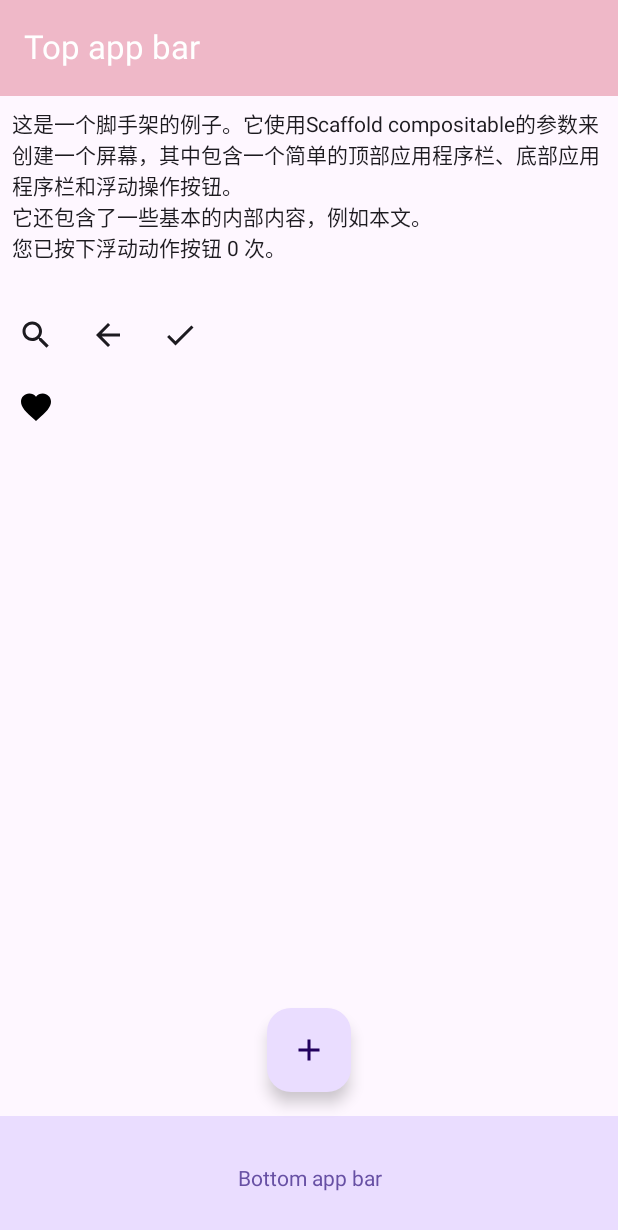
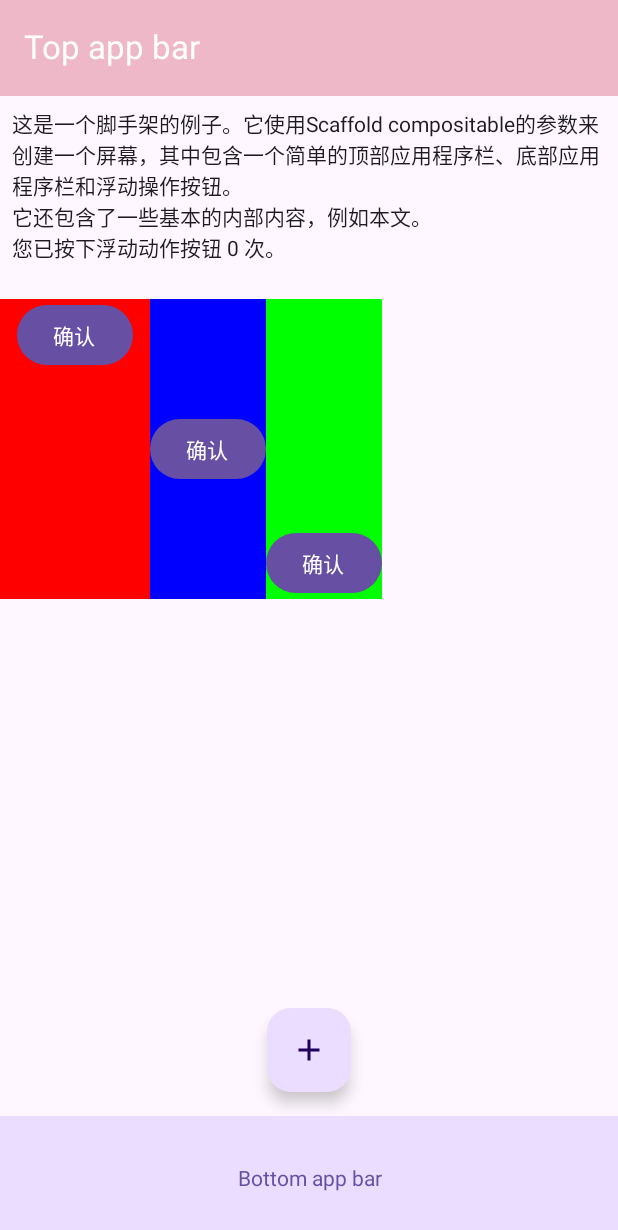
Before and after one commit to DGUTyu/ComposeDemo, an Android app built with Jetpack Compose: the screen it shows after launch (ComposeActivity), on a phone screen of 412 x 824 dp. Shown: the top 1230 px of the screen. Run offline under Robolectric (Android 15) with nearby library versions, the phone set to English and light mode, and no system bars; pictures from the network do not load.

Commit message:
新增LayoutUtils，封装Row与Column的对齐效果

```diff
--- a/app/src/main/java/com/wxdgut/composedemo/ComposeActivity.kt
+++ b/app/src/main/java/com/wxdgut/composedemo/ComposeActivity.kt
@@ -71,6 +71,8 @@ import com.wxdgut.composedemo.ui.theme.Pink80
 import com.wxdgut.composedemo.ui.theme.Purple40
 import com.wxdgut.composedemo.ui.theme.Purple80
 import com.wxdgut.composedemo.ui.theme.Shapes
+import com.wxdgut.composedemo.utils.SampleCenteredColumnUsage
+import com.wxdgut.composedemo.utils.SampleCenteredRowUsage
 import com.wxdgut.composedemo.utils.ToastUtils
 
 class ComposeActivity : ComponentActivity() {
@@ -211,7 +213,9 @@ class ComposeActivity : ComponentActivity() {
                 //ShowTextUse()
                 //ShowImageUse()
                 //ShowIconUse()
-                ShowIconButtonUse()
+                //ShowIconButtonUse()
+                //SampleCenteredRowUsage()
+                SampleCenteredColumnUsage()
             }
         }
     }
--- /dev/null
+++ b/app/src/main/java/com/wxdgut/composedemo/utils/LayoutUtils.kt
@@ -0,0 +1,190 @@
+package com.wxdgut.composedemo.utils
+
+import androidx.compose.foundation.background
+import androidx.compose.foundation.layout.Arrangement
+import androidx.compose.foundation.layout.Column
+import androidx.compose.foundation.layout.ColumnScope
+import androidx.compose.foundation.layout.Row
+import androidx.compose.foundation.layout.RowScope
+import androidx.compose.foundation.layout.fillMaxHeight
+import androidx.compose.foundation.layout.fillMaxWidth
+import androidx.compose.foundation.layout.height
+import androidx.compose.foundation.layout.width
+import androidx.compose.material3.Button
+import androidx.compose.material3.Text
+import androidx.compose.runtime.Composable
+import androidx.compose.ui.Alignment
+import androidx.compose.ui.Modifier
+import androidx.compose.ui.graphics.Color
+import androidx.compose.ui.tooling.preview.Preview
+import androidx.compose.ui.unit.dp
+
+/**
+ * 水平居中
+ */
+@Composable
+fun HorizontallyCenteredRow(
+    modifier: Modifier = Modifier,
+    content: @Composable RowScope.() -> Unit
+) {
+    Row(
+        modifier = modifier.fillMaxWidth(),
+        horizontalArrangement = Arrangement.Center,
+        content = content
+    )
+}
+
+/**
+ * 垂直居中
+ */
+@Composable
+fun VerticallyCenteredRow(
+    modifier: Modifier = Modifier,
+    content: @Composable RowScope.() -> Unit
+) {
+    Row(
+        modifier = modifier.fillMaxWidth(),
+        verticalAlignment = Alignment.CenterVertically,
+        content = content
+    )
+}
+
+/**
+ * 中心居中
+ */
+@Composable
+fun CenteredRow(
+    modifier: Modifier = Modifier,
+    content: @Composable RowScope.() -> Unit
+) {
+    Row(
+        modifier = modifier.fillMaxWidth(),
+        horizontalArrangement = Arrangement.Center,
+        verticalAlignment = Alignment.CenterVertically,
+        content = content
+    )
+}
+
+/**
+ * Row的使用
+ */
+@Composable
+fun SampleCenteredRowUsage() {
+    Column(
+        // 外部定义宽度，否则宽度铺满
+        modifier = Modifier.width(300.dp)
+    ) {
+        HorizontallyCenteredRow(
+            // 内部定义高度，否则高度包裹
+            modifier = Modifier
+                .background(Color.Red)
+                .height(100.dp)
+        ) {
+            Button(onClick = { /*TODO*/ }) {
+                Text("确认")
+            }
+        }
+
+        VerticallyCenteredRow(
+            modifier = Modifier.background(Color.Blue)
+        ) {
+            Button(onClick = { /*TODO*/ }) {
+                Text("确认")
+            }
+        }
+
+        CenteredRow(
+            modifier = Modifier.background(Color.Green)
+        ) {
+            Button(onClick = { /*TODO*/ }) {
+                Text("确认")
+            }
+        }
+    }
+}
+
+/**
+ * 顶部居中
+ */
+@Composable
+fun TopCenteredColumn(
+    modifier: Modifier = Modifier,
+    content: @Composable ColumnScope.() -> Unit
+) {
+    Column(
+        modifier = modifier.fillMaxHeight(),
+        horizontalAlignment = Alignment.CenterHorizontally,
+        verticalArrangement = Arrangement.Top,
+        content = content
+    )
+}
+
+/**
+ * 中心居中
+ */
+@Composable
+fun CenteredColumn(
+    modifier: Modifier = Modifier,
+    content: @Composable ColumnScope.() -> Unit
+) {
+    Column(
+        modifier = modifier.fillMaxHeight(),
+        horizontalAlignment = Alignment.CenterHorizontally,
+        verticalArrangement = Arrangement.Center,
+        content = content
+    )
+}
+
+/**
+ * 底部居中
+ */
+@Composable
+fun BottomCenteredColumn(
+    modifier: Modifier = Modifier,
+    content: @Composable ColumnScope.() -> Unit
+) {
+    Column(
+        modifier = modifier.fillMaxHeight(),
+        horizontalAlignment = Alignment.CenterHorizontally,
+        verticalArrangement = Arrangement.Bottom,
+        content = content
+    )
+}
+
+/**
+ * Column的使用
+ */
+@Composable
+fun SampleCenteredColumnUsage() {
+    Row(
+        // 外部定义高度，否则高度铺满
+        modifier = Modifier.height(200.dp)
+    ) {
+        TopCenteredColumn(
+            // 内部定义宽度，否则宽度包裹
+            modifier = Modifier
+                .background(Color.Red)
+                .width(100.dp)
+        ) {
+            Button(onClick = { /*TODO*/ }) {
+                Text("确认")
+            }
+        }
+
+        CenteredColumn(
+            modifier = Modifier.background(Color.Blue)
+        ) {
+            Button(onClick = { /*TODO*/ }) {
+                Text("确认")
+            }
+        }
+
+        BottomCenteredColumn(
+            modifier = Modifier.background(Color.Green)
+        ) {
+            Button(onClick = { /*TODO*/ }) {
+                Text("确认")
+            }
+        }
+    }
+}
```
